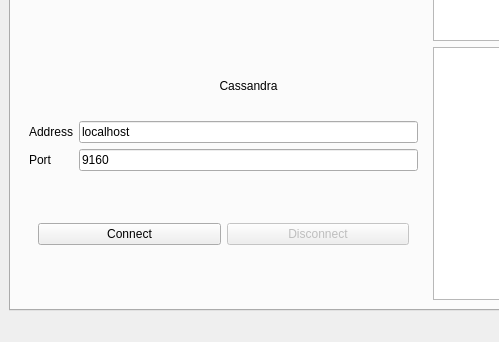
Qt form snapmanager/snap-manager-mainwindow.ui (m2osw/snapcpp) before a commit; both pictures show x 0 to 499 and y 275 to 617 of the 859 by 617 pixel window.
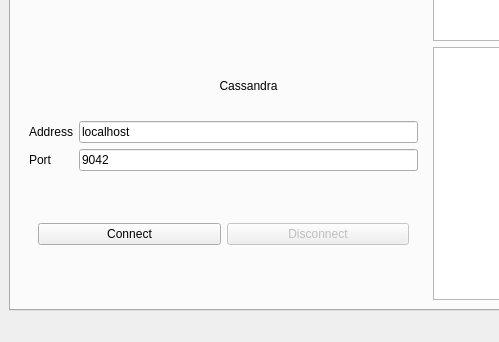
The same form after that commit. The open tabs and pages were chosen to show the change.

```diff
--- a/snapmanager/snap-manager-mainwindow.ui
+++ b/snapmanager/snap-manager-mainwindow.ui
@@ -135,7 +135,7 @@
              <item row="2" column="1">
               <widget class="QLineEdit" name="cassandraPort">
                <property name="text">
-                <string>9160</string>
+                <string>9042</string>
                </property>
               </widget>
              </item>
```
Left out of the diff: 2 changed lines with no effect on the pictures.
